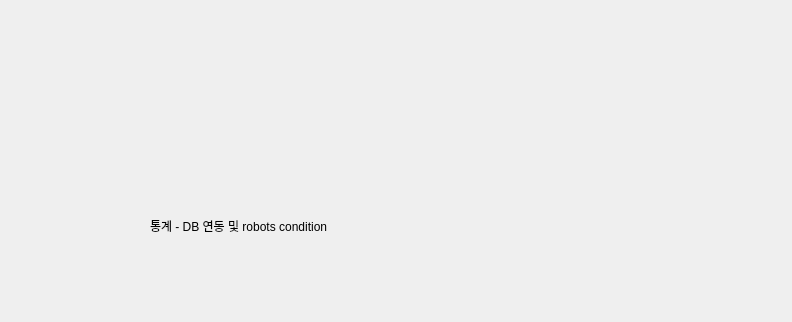
Above: turtle_musium/resource/monitoring_ui.ui from GooMinjae/turtle_museum before the change; both pictures show x 0 to 792 and y 90 to 412 of the 792 by 761 pixel window. Below: the same form after it.
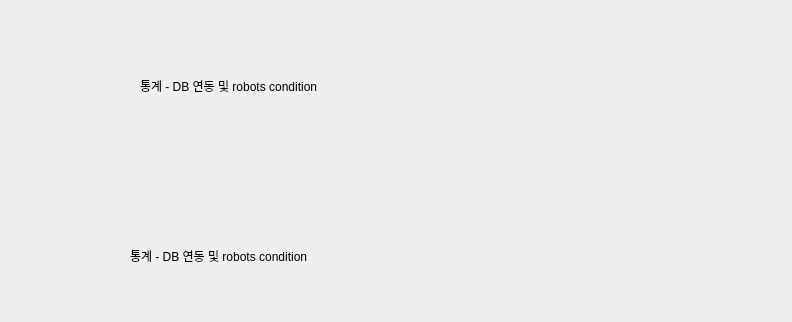
That is the form after the change. The open tabs and pages were chosen to show the change.

Diff of the .ui file:
```diff
--- a/turtle_musium/resource/monitoring_ui.ui
+++ b/turtle_musium/resource/monitoring_ui.ui
@@ -155,8 +155,8 @@
      <widget class="QLabel" name="db_label">
       <property name="geometry">
        <rect>
-        <x>150</x>
-        <y>80</y>
+        <x>130</x>
+        <y>110</y>
         <width>511</width>
         <height>231</height>
        </rect>
@@ -178,6 +178,19 @@
        <string>폐장</string>
       </property>
      </widget>
+     <widget class="QLabel" name="final_info_label">
+      <property name="geometry">
+       <rect>
+        <x>140</x>
+        <y>30</y>
+        <width>521</width>
+        <height>51</height>
+       </rect>
+      </property>
+      <property name="text">
+       <string>통계 - DB 연동 및 robots condition</string>
+      </property>
+     </widget>
     </widget>
    </widget>
   </widget>
```
Left out of the diff: 2 changed lines with no effect on the pictures.
